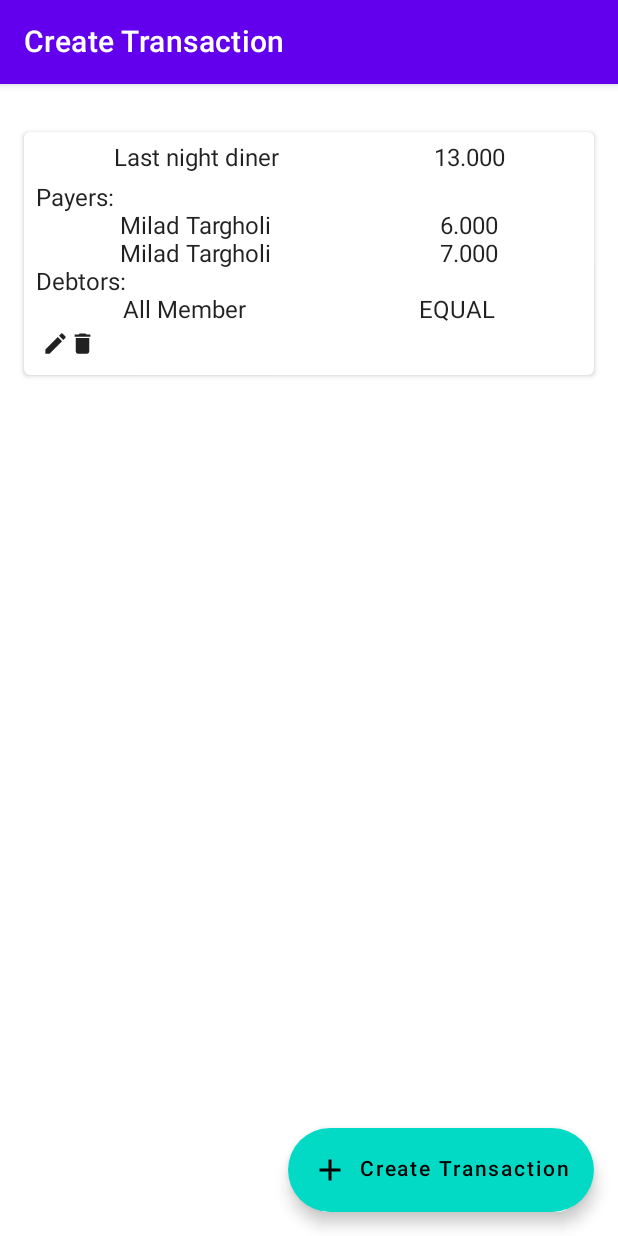
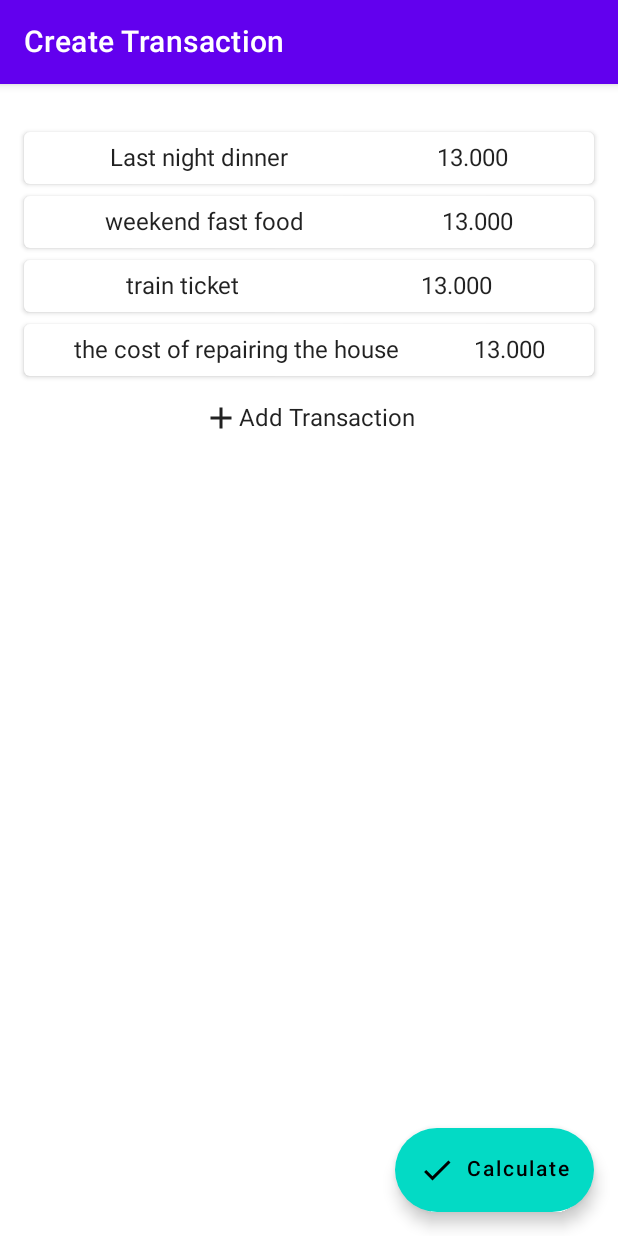
Before and after one commit to cloner93/Go-Dutch, an Android app built with Jetpack Compose: the screen it shows after launch (MainActivity), on a phone screen of 412 x 824 dp. Run offline under Robolectric (Android 15) with nearby library versions, the phone set to English and light mode, and no system bars.

Commit message:
add "Add transaction" button.

```diff
--- a/app/src/main/java/com/milad/go_dutch/view/TransactionsScreen.kt
+++ b/app/src/main/java/com/milad/go_dutch/view/TransactionsScreen.kt
@@ -5,15 +5,16 @@ import androidx.compose.foundation.clickable
 import androidx.compose.foundation.layout.*
 import androidx.compose.foundation.lazy.LazyColumn
 import androidx.compose.foundation.lazy.LazyListState
+import androidx.compose.foundation.lazy.items
 import androidx.compose.foundation.lazy.rememberLazyListState
 import androidx.compose.material.Card
 import androidx.compose.material.Icon
 import androidx.compose.material.Scaffold
 import androidx.compose.material.Text
 import androidx.compose.material.icons.Icons
-import androidx.compose.material.icons.filled.Delete
-import androidx.compose.material.icons.filled.Edit
+import androidx.compose.material.icons.filled.*
 import androidx.compose.runtime.*
+import androidx.compose.ui.Alignment
 import androidx.compose.ui.Modifier
 import androidx.compose.ui.tooling.preview.Preview
 import androidx.compose.ui.unit.dp
@@ -27,7 +28,8 @@ fun TransactionsScreen() {
         floatingActionButton = {
             HomeFloatingActionButton(
                 lazyListState.isScrollingUp(),
-                "Create Transaction"
+                "Calculate",
+                Icons.Default.Done
             ) {}
         },
         content = TransactionsScreenContent(lazyListState)
@@ -39,6 +41,12 @@ fun TransactionsScreenContent(
     lazyListState: LazyListState
 ): @Composable (PaddingValues) -> Unit =
     {
+        val listItems = listOf<String>(
+            "Last night dinner",
+            "weekend fast food",
+            "train ticket",
+            "the cost of repairing the house",
+        )
         LazyColumn(
             verticalArrangement = Arrangement.spacedBy(8.dp),
             contentPadding = PaddingValues(horizontal = 16.dp, vertical = 32.dp),
@@ -47,15 +55,28 @@ fun TransactionsScreenContent(
                 .fillMaxHeight()
                 .fillMaxWidth()
         ) {
+            items(listItems) {
+                ListItem(it)
+            }
             item {
-                listItem()
+                Row(
+                    verticalAlignment = Alignment.CenterVertically,
+                    horizontalArrangement = Arrangement.Center,
+                    modifier = Modifier
+                        .fillMaxWidth()
+                        .padding(8.dp)
+                        .clickable {  }
+                ) {
+                    Icon(imageVector = Icons.Default.Add, contentDescription = null)
+                    Text(text = "Add Transaction")
+                }
             }
         }
     }
 
 @Composable
-private fun listItem() {
-    var expended by remember { mutableStateOf(true) }
+private fun ListItem(transactionName: String) {
+    var expended by remember { mutableStateOf(false) }
 
     Card(
         modifier = Modifier.fillMaxWidth(),
@@ -70,7 +91,7 @@ private fun listItem() {
                 modifier = Modifier.fillMaxWidth(),
                 horizontalArrangement = Arrangement.SpaceAround
             ) {
-                Text(text = "Last night diner")
+                Text(text = transactionName)
                 Text(text = "13.000")
             }
             AnimatedVisibility(expended) {
```
Also changed, not shown: app/src/main/java/com/milad/go_dutch/view/GroupsScreeen.kt (+12 -4 lines).
